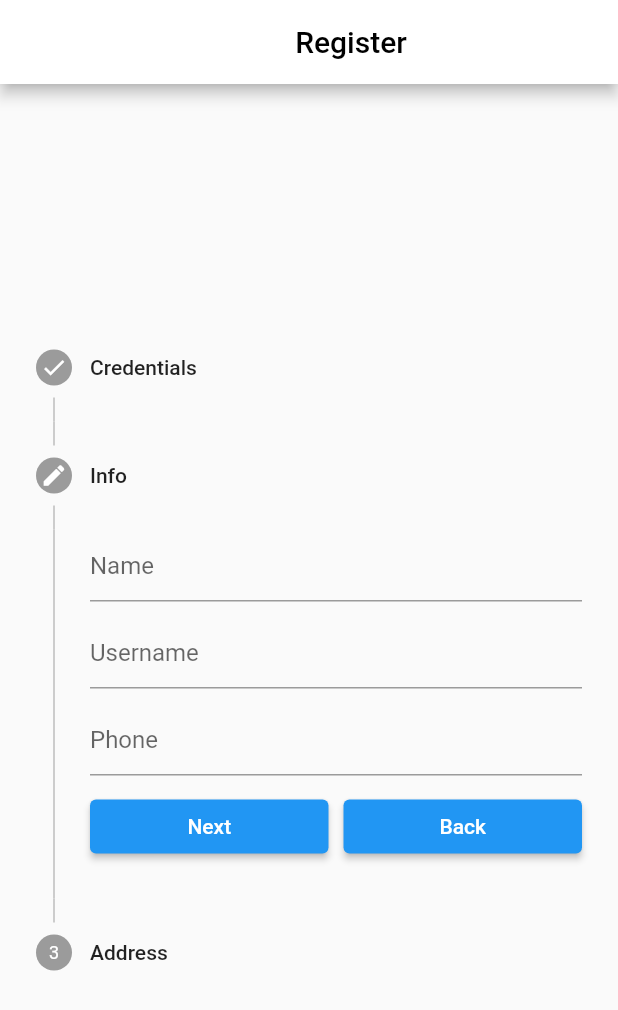
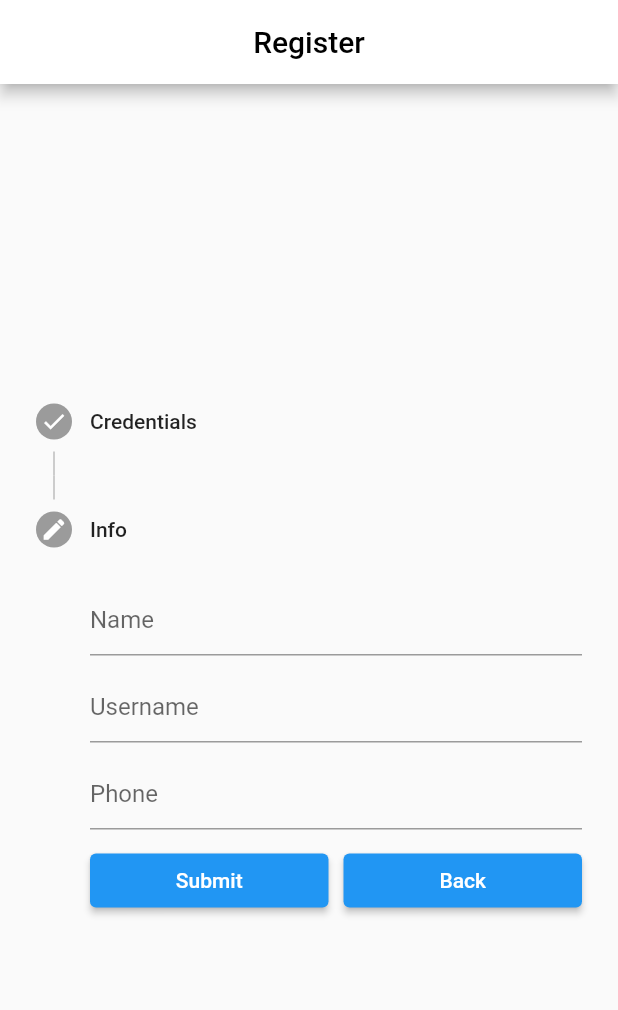
Before and after one commit to BantengSerem/skripsiii, a Flutter app: the RegisterInfoMemberPage screen opened directly, after a tap on "Next", on a phone screen of 412 x 824 dp. Shown: the top 1010 px of the screen. Run offline on Flutter 3.47's test engine with Material 2 defaults, Android fonts, the phone set to English and light mode, and no system bars; our stand-ins replace animated_splash_screen, cloud_firestore, email_validator, firebase_auth, firebase_core, firebase_storage and 9 more; missing offline and left inert: dart:ffi; accounts and stored records are empty; network calls fail.

Commit message:
add register member logic

```diff
--- a/lib/binding/homeBinding.dart
+++ b/lib/binding/homeBinding.dart
@@ -2,6 +2,7 @@ import 'package:get/get.dart';
 import 'package:skripsiii/controller/foodController.dart';
 import 'package:skripsiii/controller/loginController.dart';
 import 'package:skripsiii/controller/memberController.dart';
+import 'package:skripsiii/controller/registerController.dart';
 import 'package:skripsiii/controller/shopContoller.dart';
 
 class HomeBinding implements Bindings {
@@ -12,6 +13,7 @@ class HomeBinding implements Bindings {
     Get.lazyPut<MemberController>(() => MemberController(), fenix: true);
     Get.lazyPut<ShopController>(() => ShopController(), fenix: true);
     Get.lazyPut<FoodController>(() => FoodController(), fenix: true);
+    Get.lazyPut<RegisterController>(() => RegisterController(), fenix: true);
   }
 }
 
--- a/lib/view/registerInfoMemberPage.dart
+++ b/lib/view/registerInfoMemberPage.dart
@@ -4,7 +4,13 @@ import 'package:flutter/material.dart';
 import 'package:flutter/services.dart';
 import 'package:flutter/src/widgets/framework.dart';
 import 'package:flutter/src/widgets/placeholder.dart';
+import 'package:get/get.dart';
+import 'package:skripsiii/constants/route.dart';
+import 'package:skripsiii/controller/memberController.dart';
 import 'dart:developer' as devtools show log;
+
+import 'package:skripsiii/controller/registerController.dart';
+import 'package:skripsiii/model/memberModel.dart';
 
 class RegisterInfoMemberPage extends StatefulWidget {
   const RegisterInfoMemberPage({super.key});
@@ -16,6 +22,8 @@ class RegisterInfoMemberPage extends StatefulWidget {
 class _RegisterInfoMemberPageState extends State<RegisterInfoMemberPage> {
   final _formKey = GlobalKey<FormState>();
   final String role = 'member';
+  final RegisterController registerController = Get.find<RegisterController>();
+  final MemberController memberController = Get.find<MemberController>();
 
   String? _email;
   String? _password;
@@ -30,24 +38,61 @@ class _RegisterInfoMemberPageState extends State<RegisterInfoMemberPage> {
 
   var _activeStepIndex = 0;
 
-  submitCommand() {
+  Future<bool> submitCommand() async {
     var form = _formKey.currentState;
     if (form!.validate()) {
       form.save();
-      Map<String, dynamic> data = {
-        'email': _email,
-        'password': _password,
-        'name': _name,
-        'username': _username,
-        'phone': _phone,
-        'address': _address,
-        'city': _city,
-        'province': _province,
-        'country': _country,
-        'postalCode': _postalCode
-      };
-      devtools.log(data.toString());
+      Member m = Member(
+        email: _email!,
+        password: _password!,
+        memberID: '',
+        username: _username!,
+        name: _name!,
+        contacts: _phone!,
+      );
+
+      // Map<String, dynamic> data = {
+      //   'email': _email,
+      //   'password': _password,
+      //   'name': _name,
+      //   'username': _username,
+      //   'phone': _phone,
+      //   'address': _address,
+      //   'city': _city,
+      //   'province': _province,
+      //   'country': _country,
+      //   'postalCode': _postalCode
+      // };
+      // devtools.log(data.toString());
+      // registerController.addMemberDetail(data);
+
+      var userCred = await registerController.registerMember(m);
+      if (userCred != null) {
+        bool a = await registerController.addMemberToFirebase(m);
+        if (a) {
+          memberController.member.value = m;
+        }
+        return a;
+        // Map<String, dynamic> map = {
+        //   "email": _email,
+        //   'password': _password,
+        //   'userid': userCred.user!.uid,
+        // };
+        //
+        // var x = await loginController.manualLogin(map);
+        // if (x.runtimeType == Member) {
+        //   memberController.member.value = x;
+        // } else if (x.runtimeType == Shop) {
+        //   shopController.shop.value = x;
+        // }
+        // // TODO user is not finished to fill all required data
+        // else if (x == null) {
+        //   return false;
+        // }
+        // return false;
+      }
     }
+    return false;
     devtools.log('Submitted');
   }
 
@@ -111,86 +156,86 @@ class _RegisterInfoMemberPageState extends State<RegisterInfoMemberPage> {
             ],
           ),
         ),
-        Step(
-          state: _activeStepIndex == 2
-              ? StepState.editing
-              : _activeStepIndex > 2
-                  ? StepState.complete
-                  : StepState.indexed,
-          title: const Text('Address'),
-          content: Column(
-            children: [
-              TextFormField(
-                decoration: const InputDecoration(hintText: 'Address'),
-                onSaved: (newValue) => _address = newValue,
-              ),
-              const SizedBox(
-                height: 10,
-              ),
-              Row(
-                mainAxisAlignment: MainAxisAlignment.center,
-                children: [
-                  SizedBox(
-                    width: 140,
-                    child: TextFormField(
-                      decoration: const InputDecoration(hintText: 'City'),
-                      onSaved: (newValue) => _city = newValue,
-                    ),
-                  ),
-                  const SizedBox(
-                    width: 28,
-                  ),
-                  SizedBox(
-                    width: 140,
-                    child: TextFormField(
-                      decoration: const InputDecoration(hintText: 'Province'),
-                      onSaved: (newValue) => _province = newValue,
-                    ),
-                  ),
-                ],
-              ),
-              const SizedBox(
-                height: 10,
-              ),
-              Row(
-                mainAxisAlignment: MainAxisAlignment.center,
-                children: [
-                  SizedBox(
-                    width: 140,
-                    child: TextFormField(
-                      decoration: const InputDecoration(hintText: 'Country'),
-                      onSaved: (newValue) => _country = newValue,
-                    ),
-                  ),
-                  const SizedBox(
-                    width: 28,
-                  ),
-                  SizedBox(
-                    width: 140,
-                    child: TextFormField(
-                      keyboardType: TextInputType.number,
-                      inputFormatters: <TextInputFormatter>[
-                        FilteringTextInputFormatter.digitsOnly
-                      ],
-                      decoration:
-                          const InputDecoration(hintText: 'Postal Code'),
-                      validator: (value) {
-                        if (value == null) {
-                          return 'Please enter postal code';
-                        }
-                        return null;
-                      },
-                      onSaved: (newValue) => _postalCode = newValue,
-                    ),
-                  ),
-                ],
-              ),
-              const SizedBox(
-                height: 10,
-              ),
-            ],
-          ),
-        )
+        // Step(
+        //   state: _activeStepIndex == 2
+        //       ? StepState.editing
+        //       : _activeStepIndex > 2
+        //           ? StepState.complete
+        //           : StepState.indexed,
+        //   title: const Text('Address'),
+        //   content: Column(
+        //     children: [
+        //       TextFormField(
+        //         decoration: const InputDecoration(hintText: 'Address'),
+        //         onSaved: (newValue) => _address = newValue,
+        //       ),
+        //       const SizedBox(
+        //         height: 10,
+        //       ),
+        //       Row(
+        //         mainAxisAlignment: MainAxisAlignment.center,
+        //         children: [
+        //           SizedBox(
+        //             width: 140,
+        //             child: TextFormField(
+        //               decoration: const InputDecoration(hintText: 'City'),
+        //               onSaved: (newValue) => _city = newValue,
+        //             ),
+        //           ),
+        //           const SizedBox(
+        //             width: 28,
+        //           ),
+        //           SizedBox(
+        //             width: 140,
+        //             child: TextFormField(
+        //               decoration: const InputDecoration(hintText: 'Province'),
+        //               onSaved: (newValue) => _province = newValue,
+        //             ),
+        //           ),
+        //         ],
+        //       ),
+        //       const SizedBox(
+        //         height: 10,
+        //       ),
+        //       Row(
+        //         mainAxisAlignment: MainAxisAlignment.center,
+        //         children: [
+        //           SizedBox(
+        //             width: 140,
+        //             child: TextFormField(
+        //               decoration: const InputDecoration(hintText: 'Country'),
+        //               onSaved: (newValue) => _country = newValue,
+        //             ),
+        //           ),
+        //           const SizedBox(
+        //             width: 28,
+        //           ),
+        //           SizedBox(
+        //             width: 140,
+        //             child: TextFormField(
+        //               keyboardType: TextInputType.number,
+        //               inputFormatters: <TextInputFormatter>[
+        //                 FilteringTextInputFormatter.digitsOnly
+        //               ],
+        //               decoration:
+        //                   const InputDecoration(hintText: 'Postal Code'),
+        //               validator: (value) {
+        //                 if (value == null) {
+        //                   return 'Please enter postal code';
+        //                 }
+        //                 return null;
+        //               },
+        //               onSaved: (newValue) => _postalCode = newValue,
+        //             ),
+        //           ),
+        //         ],
+        //       ),
+        //       const SizedBox(
+        //         height: 10,
+        //       ),
+        //     ],
+        //   ),
+        // )
       ];
 
   @override
@@ -198,12 +243,11 @@ class _RegisterInfoMemberPageState extends State<RegisterInfoMemberPage> {
     return SafeArea(
       child: Scaffold(
         appBar: AppBar(
+          centerTitle: true,
           backgroundColor: Colors.white,
-          title: const Center(
-            child: Text(
-              'Register',
-              style: TextStyle(color: Colors.black),
-            ),
+          title: const Text(
+            'Register',
+            style: TextStyle(color: Colors.black),
           ),
         ),
         body: Center(
@@ -214,13 +258,19 @@ class _RegisterInfoMemberPageState extends State<RegisterInfoMemberPage> {
               steps: stepListMember(),
               type: StepperType.vertical,
               currentStep: _activeStepIndex,
-              onStepContinue: () {
+              onStepContinue: () async {
                 if (_activeStepIndex < (stepListMember().length - 1)) {
                   setState(() {
                     _activeStepIndex += 1;
                   });
                 } else {
-                  submitCommand();
+                  await submitCommand();
+                  if (mounted) {
+                    Navigator.of(context).pushNamedAndRemoveUntil(
+                      botNavRoute,
+                      (route) => false,
+                    );
+                  }
                 }
               },
               onStepCancel: () {
--- a/lib/view/registerPage.dart
+++ b/lib/view/registerPage.dart
@@ -83,7 +83,7 @@ class _RegisterPageState extends State<RegisterPage> {
                       validator: (value) =>
                           value != null ? null : 'Please select a role',
                     ),
-                    SizedBox(
+                    const SizedBox(
                       height: 200,
                     ),
                     Button36x220(
--- a/pubspec.yaml
+++ b/pubspec.yaml
@@ -50,6 +50,7 @@ dependencies:
   loading_animation_widget: ^1.2.0+4
   salomon_bottom_bar: ^3.3.2
   animated_splash_screen: ^1.3.0
+  google_maps_flutter: ^2.3.0
 
 dev_dependencies:
   flutter_test:
@@ -76,6 +77,7 @@ flutter:
   # To add assets to your application, add an assets section, like this:
   assets:
     - data/images/splashImage.png
+    - data/images/
   #   - images/a_dot_burr.jpeg
   #   - images/a_dot_ham.jpeg
 
```
Also changed, not shown: lib/controller/loginController.dart (+0 -13 lines), lib/controller/registerController.dart (added, +96 -0 lines), lib/main.dart (+62 -2 lines), lib/view/bottomNavigationBarPage.dart (+9 -21 lines), lib/view/homePage.dart (+8 -12 lines), lib/view/registerInfoShopPage.dart (+4 -5 lines), lib/widget/sellingItemCard.dart (added, +79 -0 lines), pubspec.lock, 2 other files.
